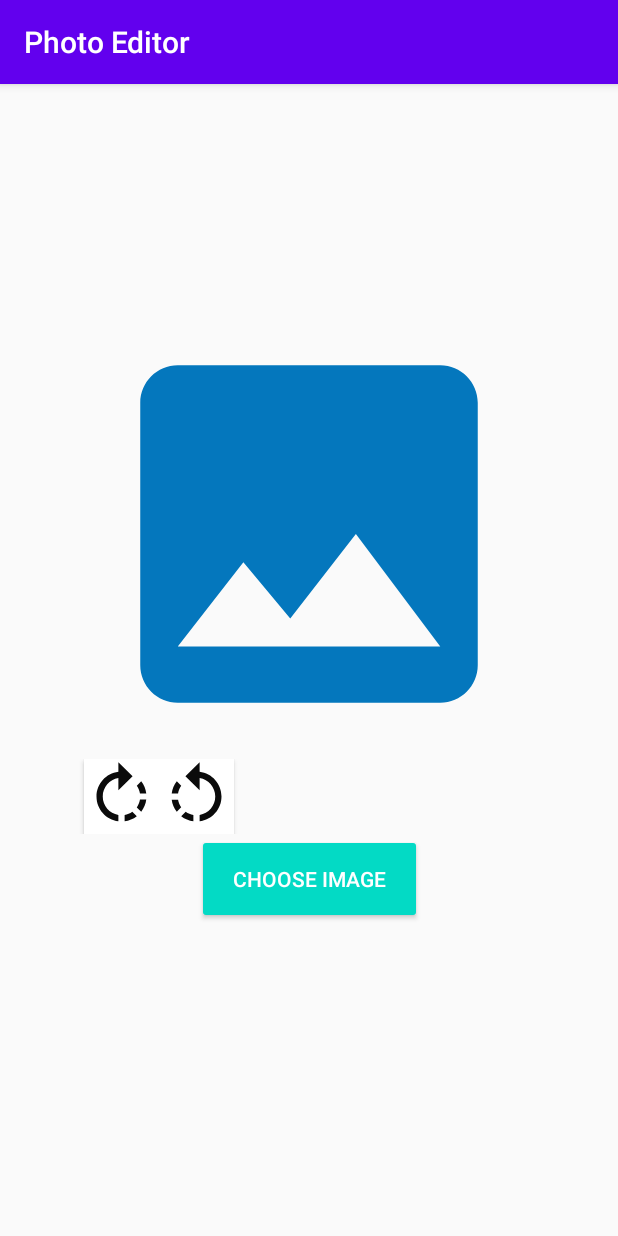
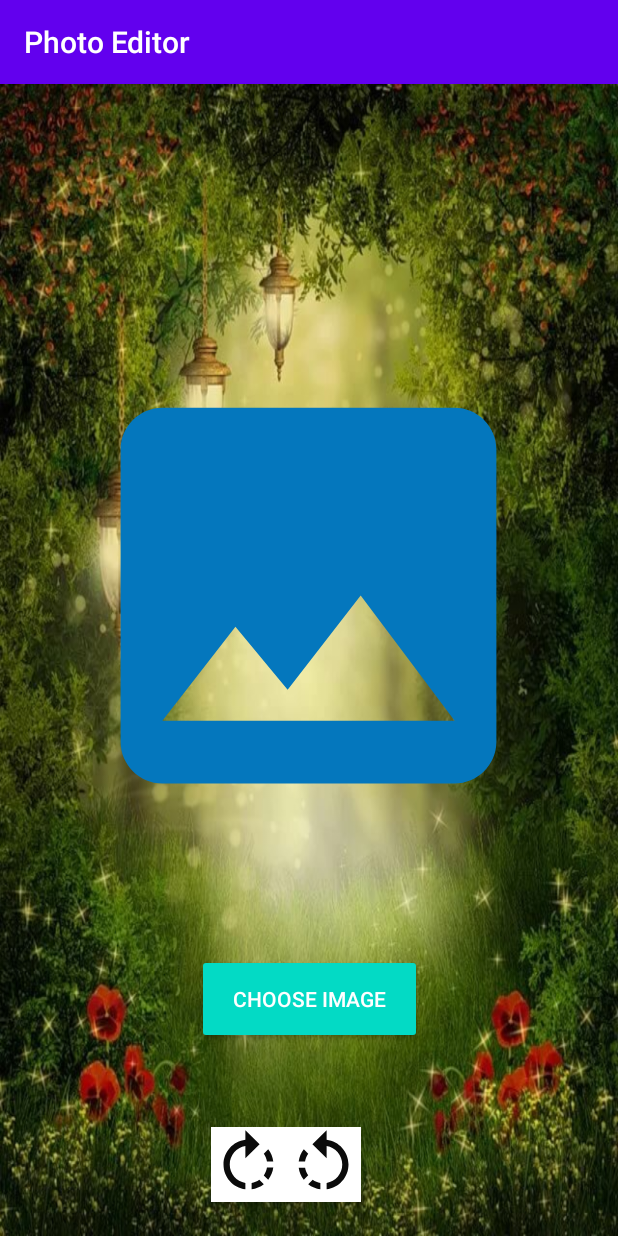
Before and after one commit to KeyJLees/mobilka, an Android app: the screen it shows after launch (MainActivity), on a phone screen of 412 x 824 dp. Run offline under Robolectric (Android 15) with nearby library versions, the phone set to English and light mode, and no system bars; 1 statement that could not run was skipped.

Commit message:
сделал фон

```diff
--- a/MyApplication2/app/src/main/res/layout-v23/activity_main.xml
+++ b/MyApplication2/app/src/main/res/layout-v23/activity_main.xml
@@ -2,26 +2,50 @@
 <LinearLayout xmlns:android="http://schemas.android.com/apk/res/android"
     xmlns:app="http://schemas.android.com/apk/res-auto"
     xmlns:tools="http://schemas.android.com/tools"
+    android:id="@+id/back"
     android:layout_width="match_parent"
     android:layout_height="match_parent"
+    android:background="@drawable/s12001"
+    android:gravity="center_horizontal"
     android:orientation="vertical"
-    android:gravity="center_horizontal"
     tools:context=".MainActivity">
 
 
     <ImageView
+        android:id="@+id/image_view"
+        android:layout_width="334dp"
+        android:layout_height="382dp"
+        android:layout_gravity="center"
         android:layout_marginTop="150dp"
-        android:id="@+id/image_view"
-        android:layout_width="300dp"
-        android:layout_height="300dp"
-        android:layout_gravity="center"
         android:contentDescription="@string/desc"
-        android:src="@drawable/ic_image_black_24dp" />
+        android:src="@drawable/ic_image_black_24dp"
+        app:layout_constraintEnd_toEndOf="parent"
+        app:layout_constraintStart_toStartOf="parent" />
+
+    <androidx.constraintlayout.widget.ConstraintLayout
+        android:layout_width="464dp"
+        android:layout_height="163dp">
+
+        <Button
+            android:id="@+id/img_pick_btn"
+            style="@style/Base.Widget.AppCompat.Button.Colored"
+            android:layout_width="150dp"
+            android:layout_height="60dp"
+            android:layout_gravity="center_horizontal"
+            android:layout_marginTop="48dp"
+            android:text="Choose Image"
+            app:layout_constraintEnd_toEndOf="parent"
+            app:layout_constraintStart_toStartOf="parent"
+            app:layout_constraintTop_toTopOf="parent"
+            tools:ignore="HardcodedText" />
+    </androidx.constraintlayout.widget.ConstraintLayout>
 
     <LinearLayout
-        android:layout_width="match_parent"
-        android:layout_height="wrap_content"
-        android:orientation="horizontal">
+        android:layout_width="242dp"
+        android:layout_height="148dp"
+        android:orientation="horizontal"
+        app:layout_constraintEnd_toEndOf="parent"
+        app:layout_constraintStart_toStartOf="parent">
 
 
         <Button
@@ -46,22 +70,4 @@
     </LinearLayout>
 
 
-    <androidx.constraintlayout.widget.ConstraintLayout
-        android:layout_width="match_parent"
-        android:layout_height="match_parent">
-
-        <Button
-            android:id="@+id/img_pick_btn"
-            style="@style/Base.Widget.AppCompat.Button.Colored"
-            android:layout_width="150dp"
-            android:layout_height="60dp"
-            android:layout_gravity="center_horizontal"
-            android:text="Choose Image"
-            app:layout_constraintEnd_toEndOf="parent"
-            app:layout_constraintStart_toStartOf="parent"
-            app:layout_constraintTop_toTopOf="parent"
-            tools:ignore="HardcodedText" />
-    </androidx.constraintlayout.widget.ConstraintLayout>
-
-
 </LinearLayout>
```
Also changed, not shown: MyApplication2/app/src/main/res/drawable/camera.jpg (added), MyApplication2/app/src/main/res/drawable/eoror.jpg (added), MyApplication2/app/src/main/res/drawable/forphoto.jpg (added), MyApplication2/app/src/main/res/drawable/kapli.jpg (added), MyApplication2/app/src/main/res/drawable/lunar.jpg (added), MyApplication2/app/src/main/res/drawable/lunuu.jpg (added), MyApplication2/app/src/main/res/drawable/s1200.jpg (added), MyApplication2/app/src/main/res/drawable/s12001.jpg (added).
